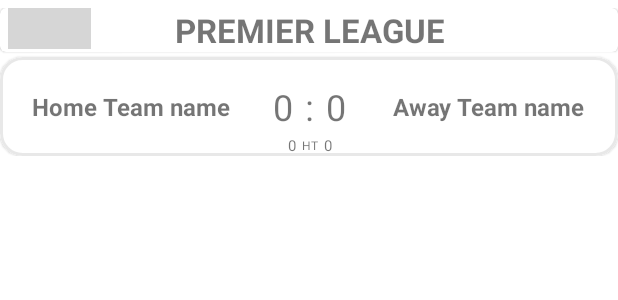
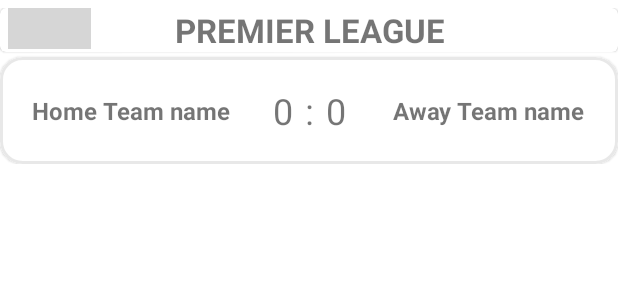
Before and after one commit to Immathew/FootballFanApp, an Android app: the layout upcoming_matches_row_layout.xml on its own in the app's theme, with its tools: preview values and no code run, on a phone screen of 412 x 824 dp. Shown: the top 300 px of the screen. Run offline under Robolectric (Android 15) with nearby library versions, the phone set to English and light mode, and no system bars; network calls fail; grey boxes are pictures that could not be loaded.

Commit message:
updated UpcomingMatches layout with proper time

```diff
--- a/app/src/main/res/layout/upcoming_matches_row_layout.xml
+++ b/app/src/main/res/layout/upcoming_matches_row_layout.xml
@@ -105,51 +105,13 @@
                     android:layout_width="wrap_content"
                     android:layout_height="wrap_content"
                     android:layout_marginTop="2dp"
-                    updateMatchTime = "@{match.utcDate}"
-                    android:textSize="10sp"
+                    displayMatchTime = "@{match.utcDate}"
+                    android:textSize="14sp"
+                    android:textStyle="bold|italic"
                     app:layout_constraintBottom_toTopOf="@+id/colon_textView"
                     app:layout_constraintEnd_toEndOf="@+id/colon_textView"
                     app:layout_constraintStart_toStartOf="@+id/colon_textView"
                     tools:ignore="SmallSp" />
-
-                <TextView
-                    android:id="@+id/ht_textView"
-                    android:layout_width="wrap_content"
-                    android:layout_height="wrap_content"
-                    android:layout_marginTop="4dp"
-                    android:layout_marginBottom="2dp"
-                    android:text="@string/halfTime_mark"
-                    android:textSize="8sp"
-                    app:layout_constraintEnd_toEndOf="@+id/colon_textView"
-                    app:layout_constraintStart_toStartOf="@+id/colon_textView"
-                    app:layout_constraintTop_toBottomOf="@+id/colon_textView"
-                    tools:ignore="SmallSp" />
-
-                <TextView
-                    android:id="@+id/homeTeamHT_score_textView"
-                    android:layout_width="wrap_content"
-                    android:layout_height="wrap_content"
-                    android:layout_marginEnd="4dp"
-                    android:text="@{String.valueOf(match.score.halfTime.homeTeam)}"
-                    android:textSize="10sp"
-                    app:layout_constraintBottom_toBottomOf="@id/ht_textView"
-                    app:layout_constraintEnd_toStartOf="@id/ht_textView"
-                    app:layout_constraintTop_toTopOf="@id/ht_textView"
-                    tools:ignore="SmallSp"
-                    tools:text="0" />
-
-                <TextView
-                    android:id="@+id/awayTeamHT_score_textView"
-                    android:layout_width="wrap_content"
-                    android:layout_height="wrap_content"
-                    android:layout_marginStart="4dp"
-                    android:text="@{String.valueOf(match.score.halfTime.awayTeam)}"
-                    android:textSize="10sp"
-                    app:layout_constraintBottom_toBottomOf="@id/ht_textView"
-                    app:layout_constraintStart_toEndOf="@+id/ht_textView"
-                    app:layout_constraintTop_toTopOf="@id/ht_textView"
-                    tools:ignore="SmallSp"
-                    tools:text="0" />
 
                 <TextView
                     android:id="@+id/homeTeam_name_textView"
```
Also changed, not shown: app/src/main/java/com/example/footballfanapp/bindingAdapters/UpcomingMatchesRowBinding.kt (+6 -5 lines), app/src/main/java/com/example/footballfanapp/util/DateFormatter.kt (added, +25 -0 lines).
